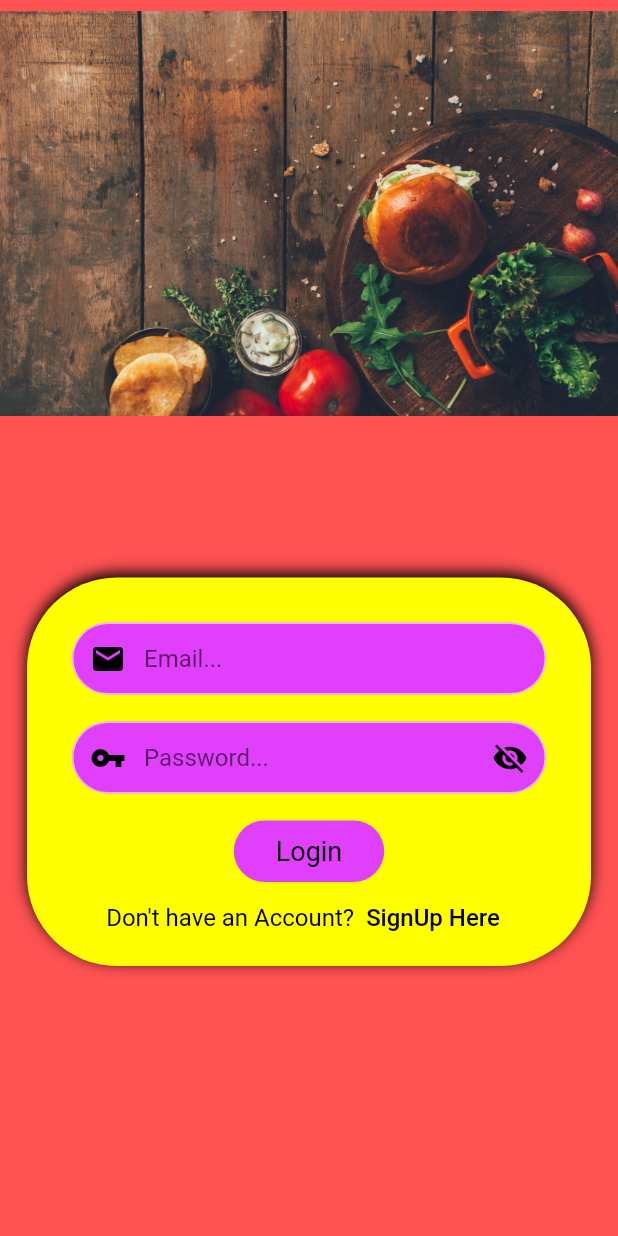
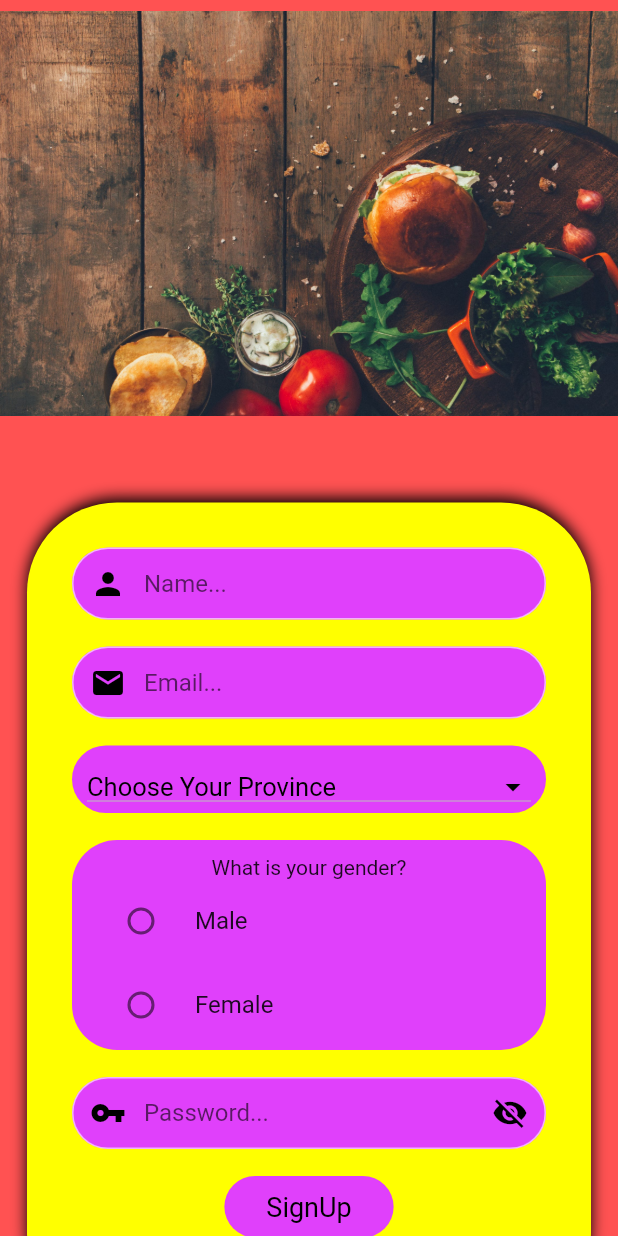
Before and after one commit to surajdevgan/food_app, a Flutter app: the screen it shows after launch, after a tap on "SignUp Here", on a phone screen of 412 x 824 dp. Run offline on Flutter 3.47's test engine with Material 2 defaults, Android fonts, the light colour scheme and no system bars; our stand-ins replace fluttertoast, get; accounts and stored records are empty.

Commit message:
SignUp done pt 20

```diff
--- /dev/null
+++ b/lib/api_connection/Util.dart
@@ -0,0 +1,15 @@
+class Util
+
+{
+
+  static const hostConnect = "http://192.168.2.107/api_food_app";
+  static const hostConnectUser = "$hostConnect/user";
+
+
+
+  static const signUp = "$hostConnectUser/signup.php";
+  static const validateEmail = "$hostConnectUser/validate_email.php";
+
+
+
+}
--- a/lib/authentication/login_screen.dart
+++ b/lib/authentication/login_screen.dart
@@ -1,4 +1,5 @@
 import 'package:flutter/material.dart';
+import 'package:food_app/authentication/signup_screen.dart';
 import 'package:get/get.dart';
 
 
@@ -259,7 +260,7 @@ child: Text(
       const Text("Don't have an Account?", style: TextStyle(color: Colors.black, fontSize: 16),),
 
       TextButton(onPressed: (){
-
+Get.to(SignUpScreen());
 
       }, child: const Text("SignUp Here",
       style: TextStyle(color: Colors.black, fontSize: 16),
--- /dev/null
+++ b/lib/authentication/signup_screen.dart
@@ -0,0 +1,539 @@
+import 'dart:convert';
+
+import 'package:flutter/material.dart';
+import 'package:fluttertoast/fluttertoast.dart';
+import 'package:food_app/api_connection/Util.dart';
+import 'package:food_app/authentication/login_screen.dart';
+import 'package:food_app/models/province_list_dropdown.dart';
+import 'package:get/get.dart';
+import 'package:http/http.dart' as http;
+
+import '../models/user.dart';
+
+
+
+class SignUpScreen extends StatefulWidget {
+  const SignUpScreen({Key? key}) : super(key: key);
+
+  @override
+  State<SignUpScreen> createState() => _SignUpScreenState();
+
+}
+
+class _SignUpScreenState extends State<SignUpScreen> {
+  var formKey = GlobalKey<FormState>();
+  var nameController = TextEditingController();
+  var emailController = TextEditingController();
+  var passwordController = TextEditingController();
+  // as we are using getx so we are using .obs
+  var isObscure = true.obs;
+
+  var SelectedProvince;
+  var SelectedGender; //no radio button will be selected
+  //String SelectedGender = "male"; //if you want to set default value
+
+
+  validateUserEmail()
+  async {
+try{
+
+  var res = await http.post(Uri.parse(Util.validateEmail),
+    body: {
+// this 'user_email' is the same name that we have in php file
+    'user_email' : emailController.text.trim(),
+    },
+  );
+if(res.statusCode == 200)
+  {
+var resBodyOfValidateEmail = jsonDecode(res.body);
+
+if(resBodyOfValidateEmail['emailFound'] == true)
+  {
+Fluttertoast.showToast(msg: "Email already exist");
+
+  }
+
+else{
+// else save new user to database
+  // register
+
+  registerNewUser();
+}
+
+  }
+
+}
+
+catch(e)
+    {
+
+      Fluttertoast.showToast(msg: e.toString());
+
+    }
+
+
+
+  }
+
+  registerNewUser() async {
+User userModel = User(
+  1,
+  nameController.text.trim(),
+  emailController.text.trim(),
+  SelectedProvince.toString().trim(),
+  SelectedGender.toString().trim(),
+  passwordController.text.trim(),
+);
+
+try  {
+
+ var res = await http.post(
+    Uri.parse(Util.signUp),
+    body: userModel.toJson(),
+  );
+
+ if(res.statusCode == 200)
+   {
+
+     var resBodyOfSignUp = jsonDecode(res.body);
+     if(resBodyOfSignUp['success'] == true)
+       {
+
+         Fluttertoast.showToast(msg: "SignUp Successfully");
+       }
+
+     else{
+       Fluttertoast.showToast(msg: "Error");
+
+
+     }
+   }
+}
+catch (e)
+    {
+
+      Fluttertoast.showToast(msg: e.toString());
+
+    }
+  }
+
+  @override
+  Widget build(BuildContext context) {
+    return Scaffold(
+      backgroundColor: Colors.redAccent,
+      body: LayoutBuilder(
+
+        builder: (context, cons)
+        {
+          return ConstrainedBox(constraints: BoxConstraints(
+            minHeight: cons.maxHeight,
+
+          ),
+            child: SingleChildScrollView(
+              child: Column(
+
+                children: [
+                  // signup screen header
+                  SizedBox(
+                    // this MediaQuery will automatically adjust the width according to the phone screen
+                    width: MediaQuery.of(context).size.width,
+                    height: 285,
+                    child: Image.asset("images/login.jpeg"),
+                  ),
+
+                  // signup form
+                  Padding(
+                    padding: const EdgeInsets.fromLTRB(18,50,18,0),
+                    child: Container(
+                      decoration: const BoxDecoration(
+
+                        color: Colors.yellowAccent,
+                        borderRadius: BorderRadius.all(
+                          Radius.circular(60),
+                        ),
+                        boxShadow: [
+                          BoxShadow(
+                            blurRadius: 8,
+                            color: Colors.black,
+                            offset: Offset(0, -3),
+                          ),
+                        ],
+                      ),
+                      child: Padding(
+                        padding: const EdgeInsets.fromLTRB(30, 30, 30, 8),
+                        child: Column(
+                          children: [
+                            Form(
+                              key: formKey,
+                              child: Column(
+
+                                children: [
+
+                                  // name
+                                  TextFormField(
+
+                                    controller: nameController,
+                                    validator: (val) => val == ""? "Please enter name": null,
+                                    decoration: InputDecoration(
+                                        prefixIcon: const Icon(
+                                          Icons.person,
+                                          color: Colors.black,
+
+                                        ),
+
+                                        hintText: "Name...",
+                                        border: OutlineInputBorder(
+
+                                          borderRadius: BorderRadius.circular(30),
+                                          borderSide: const BorderSide(
+                                            color: Colors.white60,
+
+                                          ),
+                                        ),
+
+                                        enabledBorder: OutlineInputBorder(
+
+                                          borderRadius: BorderRadius.circular(30),
+                                          borderSide: const BorderSide(
+                                            color: Colors.white60,
+
+                                          ),
+                                        ),
+                                        focusedBorder: OutlineInputBorder(
+
+                                          borderRadius: BorderRadius.circular(30),
+                                          borderSide: const BorderSide(
+                                            color: Colors.white60,
+
+                                          ),
+                                        ),
+                                        disabledBorder: OutlineInputBorder(
+
+                                          borderRadius: BorderRadius.circular(30),
+                                          borderSide: const BorderSide(
+                                            color: Colors.white60,
+
+                                          ),
+                                        ),
+                                        contentPadding: const EdgeInsets.symmetric(
+                                          horizontal: 14,
+                                          vertical: 6,
+
+                                        ),
+
+                                        fillColor: Colors.purpleAccent,
+                                        filled: true
+
+                                    ),
+
+
+
+                                  ),
+
+                                  const SizedBox(height: 18),
+
+
+                                  // email
+                                  TextFormField(
+
+                                    controller: emailController,
+                                    validator: (val) => val == ""? "Please enter email": null,
+                                    decoration: InputDecoration(
+                                        prefixIcon: const Icon(
+                                          Icons.email,
+                                          color: Colors.black,
+
+                                        ),
+
+                                        hintText: "Email...",
+                                        border: OutlineInputBorder(
+
+                                          borderRadius: BorderRadius.circular(30),
+                                          borderSide: const BorderSide(
+                                            color: Colors.white60,
+
+                                          ),
+                                        ),
+
+                                        enabledBorder: OutlineInputBorder(
+
+                                          borderRadius: BorderRadius.circular(30),
+                                          borderSide: const BorderSide(
+                                            color: Colors.white60,
+
+                                          ),
+                                        ),
+                                        focusedBorder: OutlineInputBorder(
+
+                                          borderRadius: BorderRadius.circular(30),
+                                          borderSide: const BorderSide(
+                                            color: Colors.white60,
+
+                                          ),
+                                        ),
+                                        disabledBorder: OutlineInputBorder(
+
+                                          borderRadius: BorderRadius.circular(30),
+                                          borderSide: const BorderSide(
+                                            color: Colors.white60,
+
+                                          ),
+                                        ),
+                                        contentPadding: const EdgeInsets.symmetric(
+                                          horizontal: 14,
+                                          vertical: 6,
+
+                                        ),
+
+                                        fillColor: Colors.purpleAccent,
+                                        filled: true
+
+                                    ),
+
+
+                                  ),
+
+
+                                  // to make the space between email and password field we are using sizedbox widget
+                                  const SizedBox(height: 18),
+
+                                  Container(
+                                    height: 45,
+                                    padding: const EdgeInsets.only(
+                                        left: 10.0, right: 10.0, top: 10.0),
+                                    decoration: BoxDecoration(
+                                      color: Colors.purpleAccent,
+                                      borderRadius: BorderRadius.circular(30),
+
+                                    ),
+                                    child: Center(
+                                      child: DropdownButton<String>(
+                                          hint: const Text('Choose Your Province', style: TextStyle(color: Colors.black),),
+                                          isExpanded: true,
+                                          dropdownColor: Colors.purpleAccent,
+                                          icon: const Icon(
+                                            Icons.arrow_drop_down,
+                                            color: Colors.black,
+                                          ),
+                                          style: const TextStyle(color: Colors.black, fontSize: 17.0),
+                                          onChanged: (String? changedValue) {
+                                            SelectedProvince = changedValue;
+                                            setState(() {
+                                              SelectedProvince;
+                                            });
+                                          },
+                                          value: SelectedProvince,
+                                          items:
+                                          ProvinceList.provinces().map((String value) {
+                                            return DropdownMenuItem<String>(
+                                              value: value,
+                                              child: new Text(value),
+                                            );
+                                          }).toList()),
+                                    ),
+                                  ),
+
+                                  const SizedBox(height: 18),
+
+                                  Container(
+                                    height: 140,
+                                    padding: const EdgeInsets.only(
+                                        left: 10.0, right: 10.0, top: 10.0),
+                                    decoration: BoxDecoration(
+                                      color: Colors.purpleAccent,
+                                      borderRadius: BorderRadius.circular(30),
+
+                                    ),
+                                    child: Column(
+                                      children:  [
+                                        const Text("What is your gender?"),
+
+                                        RadioListTile(
+                                          title: const Text("Male"),
+                                          value: "Male",
+                                          groupValue: SelectedGender,
+                                          onChanged: (value){
+                                            setState(() {
+                                              SelectedGender = value.toString();
+                                            });
+                                          },
+                                        ),
+
+                                        RadioListTile(
+                                          title: const Text("Female"),
+                                          value: "Female",
+                                          groupValue: SelectedGender,
+                                          onChanged: (value){
+                                            setState(() {
+                                              SelectedGender = value.toString();
+                                            });
+                                          },
+                                        ),
+
+                                      ],
+
+
+                                    ),
+
+                                  ),
+
+                                  const SizedBox(height: 18),
+
+                                  // password
+                                  // we are using Bbx getx bcoz password is changing its state when we press on show or hide password icon
+                                  Obx(() =>
+                                      TextFormField(
+
+                                    controller: passwordController,
+                                    obscureText: isObscure.value,
+                                    validator: (val) => val == ""? "Please enter password": null,
+                                    decoration: InputDecoration(
+                                        prefixIcon: const Icon(
+                                          Icons.vpn_key_sharp,
+                                          color: Colors.black,
+
+                                        ),
+
+                                        suffixIcon: Obx(
+                                              () => GestureDetector(
+                                            onTap: ()
+                                            {
+                                              isObscure.value = !isObscure.value;
+
+                                            },
+                                            child: Icon(
+                                              isObscure.value ? Icons.visibility_off: Icons.visibility,
+                                              color: Colors.black,
+
+                                            ),
+                                          ),
+
+                                        ),
+
+                                        hintText: "Password...",
+
+                                        border: OutlineInputBorder(
+
+                                          borderRadius: BorderRadius.circular(30),
+                                          borderSide: const BorderSide(
+                                            color: Colors.white60,
+
+                                          ),
+                                        ),
+
+                                        enabledBorder: OutlineInputBorder(
+
+                                          borderRadius: BorderRadius.circular(30),
+                                          borderSide: const BorderSide(
+                                            color: Colors.white60,
+
+                                          ),
+                                        ),
+                                        focusedBorder: OutlineInputBorder(
+
+                                          borderRadius: BorderRadius.circular(30),
+                                          borderSide: const BorderSide(
+                                            color: Colors.white60,
+
+                                          ),
+                                        ),
+                                        disabledBorder: OutlineInputBorder(
+
+                                          borderRadius: BorderRadius.circular(30),
+                                          borderSide: const BorderSide(
+                                            color: Colors.white60,
+
+                                          ),
+                                        ),
+                                        contentPadding: const EdgeInsets.symmetric(
+                                          horizontal: 14,
+                                          vertical: 6,
+
+                                        ),
+
+                                        fillColor: Colors.purpleAccent,
+                                        filled: true
+
+                                    ),
+
+
+                                  )
+                                  ),
+
+                                  const SizedBox(height: 18),
+
+
+                                  // Button
+                                  Material(
+                                    color: Colors.purpleAccent,
+                                    borderRadius: BorderRadius.circular(30),
+                                    child: InkWell(
+                                      onTap: ()
+                                      {
+                                      //  Fluttertoast.showToast(msg: SelectedGender);
+                 if(formKey.currentState!.validate())
+            {
+
+     // validate the email
+    validateUserEmail();
+  }
+},
+
+                                      borderRadius: BorderRadius.circular(30),
+                                      child: const Padding(
+                                        padding: EdgeInsets.symmetric(
+                                          vertical: 10,
+                                          horizontal: 28,
+                                        ),
+                                        child: Text(
+                                          "SignUp",
+                                          style: TextStyle(
+                                            color: Colors.black,
+                                            fontSize: 18,
+
+                                          ),
+                                        ),
+                                      ),
+
+                                    ),
+                                  ),
+
+                                ],
+
+                              ),
+                            ),
+
+                            // now ceate the row for signup text
+                            Row(
+                              mainAxisAlignment: MainAxisAlignment.center, // this is to make the text in center
+                              children: [
+                                const Text("Already have an Account?", style: TextStyle(color: Colors.black, fontSize: 16),),
+
+                                TextButton(onPressed: (){
+
+                                  Get.to(LoginScreen());
+
+                                }, child: const Text("SignIn Here",
+                                  style: TextStyle(color: Colors.black, fontSize: 16),
+                                ),
+                                )
+                              ],
+
+                            ),
+                          ],
+
+                        ),
+                      ),
+                    ),
+                  ),
+
+                ],
+              ),
+            ),
+          );
+        },
+
+      ),
+    );
+  }
+}
--- /dev/null
+++ b/lib/models/province_list_dropdown.dart
@@ -0,0 +1,23 @@
+class ProvinceList {
+
+  static List<String> provinces(){
+    List<String> options = [
+      "Alberta",
+      "British Columbia",
+      "Manitoba",
+      "New Brunswick",
+      "Newfoundland and Labrador",
+      "Northwest Territories",
+      "Nova Scotia",
+      "Nunavut",
+      "Ontario",
+      "Prince Edward Island",
+      "Quebec",
+      "Saskatchewan",
+      "Yukon"
+    ];
+    return options;
+  }
+
+
+}
--- /dev/null
+++ b/lib/models/user.dart
@@ -0,0 +1,34 @@
+class User
+{
+int user_id;
+String user_name;
+String user_email;
+String user_province;
+String user_gender;
+String user_password;
+
+User(
+this.user_id,
+this.user_name,
+this.user_email,
+this.user_province,
+this.user_gender,
+this.user_password,
+
+
+);
+
+
+Map<String, dynamic> toJson() =>
+    {
+     'user_id' : user_id.toString(),
+     'user_name' : user_name,
+      'user_email' : user_email,
+      'user_province' : user_province,
+      'user_gender' : user_gender,
+      'user_password' : user_password,
+
+
+    };
+
+}
--- a/pubspec.yaml
+++ b/pubspec.yaml
@@ -37,6 +37,8 @@ dependencies:
   # Use with the CupertinoIcons class for iOS style icons.
   cupertino_icons: ^1.0.5
   get: ^4.6.5
+  http: ^0.13.5
+  fluttertoast: ^8.0.9
 
 dev_dependencies:
   flutter_test:
```
Also changed, not shown: lib/authentication/sivnup_screen.dart (deleted), pubspec.lock, 9 other files.
